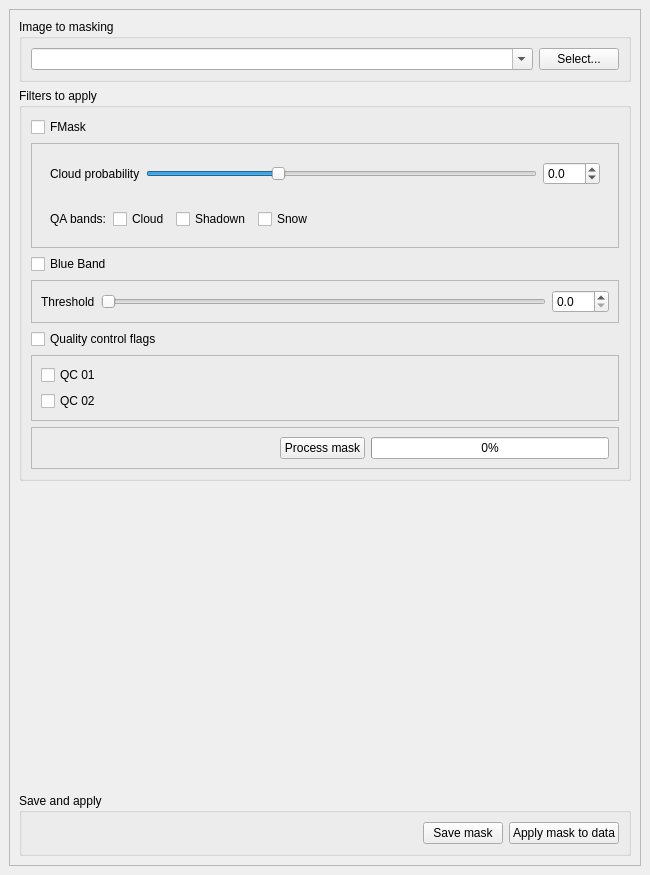
Old version of the form cloud_masking_dockwidget_base.ui in the repository SMByC/CloudMasking.
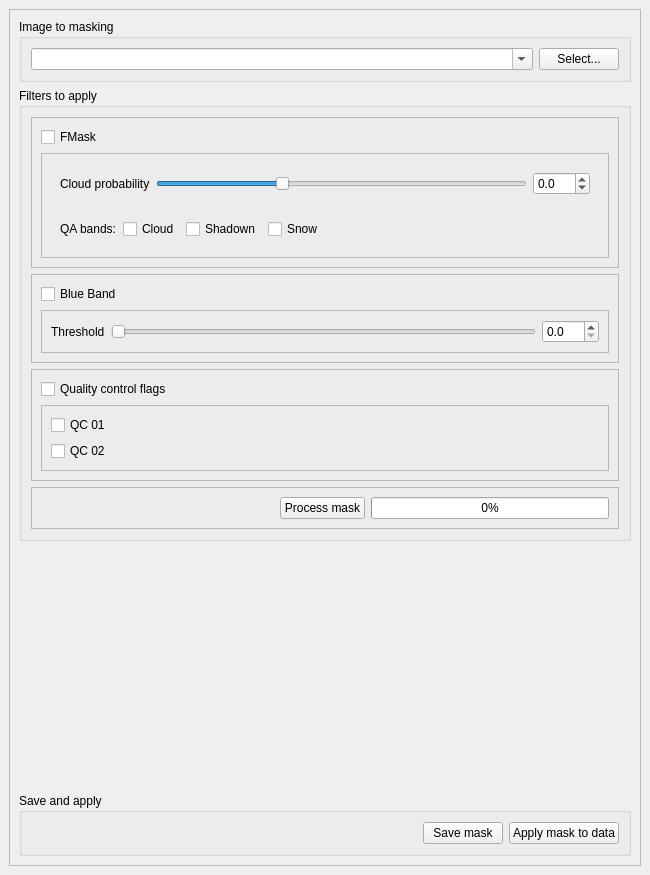
New version of the form.

Commit message: Improve the usability groups of filters

```diff
--- a/cloud_masking_dockwidget_base.ui
+++ b/cloud_masking_dockwidget_base.ui
@@ -74,14 +74,68 @@
            <string>Filters to apply</string>
           </property>
           <layout class="QGridLayout" name="gridLayout_2">
-           <item row="2" column="1">
+           <item row="5" column="1" rowspan="3">
+            <widget class="QFrame" name="frame">
+             <property name="frameShape">
+              <enum>QFrame::StyledPanel</enum>
+             </property>
+             <property name="frameShadow">
+              <enum>QFrame::Plain</enum>
+             </property>
+             <property name="lineWidth">
+              <number>0</number>
+             </property>
+             <layout class="QHBoxLayout" name="horizontalLayout_4">
+              <item>
+               <spacer name="horizontalSpacer_2">
+                <property name="orientation">
+                 <enum>Qt::Horizontal</enum>
+                </property>
+                <property name="sizeHint" stdset="0">
+                 <size>
+                  <width>40</width>
+                  <height>20</height>
+                 </size>
+                </property>
+               </spacer>
+              </item>
+              <item>
+               <widget class="QPushButton" name="Btn_processMask">
+                <property name="text">
+                 <string>Process mask</string>
+                </property>
+               </widget>
+              </item>
+              <item>
+               <widget class="QProgressBar" name="progressBar">
+                <property name="value">
+                 <number>0</number>
+                </property>
+                <property name="invertedAppearance">
+                 <bool>false</bool>
+                </property>
+               </widget>
+              </item>
+             </layout>
+            </widget>
+           </item>
+           <item row="1" column="1">
+            <widget class="QFrame" name="frame_3">
+             <property name="frameShape">
+              <enum>QFrame::StyledPanel</enum>
+             </property>
+             <property name="frameShadow">
+              <enum>QFrame::Raised</enum>
+             </property>
+             <layout class="QGridLayout" name="gridLayout_7">
+              <item row="0" column="0">
             <widget class="QCheckBox" name="checkBox_BlueBand">
              <property name="text">
               <string>Blue Band</string>
              </property>
             </widget>
            </item>
-           <item row="4" column="1">
+              <item row="1" column="0">
             <widget class="QFrame" name="frame_BlueBand">
              <property name="enabled">
               <bool>true</bool>
@@ -126,7 +180,19 @@
              </layout>
             </widget>
            </item>
+             </layout>
+            </widget>
+           </item>
            <item row="0" column="1">
+            <widget class="QFrame" name="frame_2">
+             <property name="frameShape">
+              <enum>QFrame::StyledPanel</enum>
+             </property>
+             <property name="frameShadow">
+              <enum>QFrame::Raised</enum>
+             </property>
+             <layout class="QGridLayout" name="gridLayout_8">
+              <item row="0" column="0">
             <widget class="QCheckBox" name="checkBox_FMask">
              <property name="enabled">
               <bool>true</bool>
@@ -139,52 +205,7 @@
              </property>
             </widget>
            </item>
-           <item row="7" column="1" rowspan="3">
-            <widget class="QFrame" name="frame">
-             <property name="frameShape">
-              <enum>QFrame::StyledPanel</enum>
-             </property>
-             <property name="frameShadow">
-              <enum>QFrame::Plain</enum>
-             </property>
-             <property name="lineWidth">
-              <number>0</number>
-             </property>
-             <layout class="QHBoxLayout" name="horizontalLayout_4">
-              <item>
-               <spacer name="horizontalSpacer_2">
-                <property name="orientation">
-                 <enum>Qt::Horizontal</enum>
-                </property>
-                <property name="sizeHint" stdset="0">
-                 <size>
-                  <width>40</width>
-                  <height>20</height>
-                 </size>
-                </property>
-               </spacer>
-              </item>
-              <item>
-               <widget class="QPushButton" name="Btn_processMask">
-                <property name="text">
-                 <string>Process mask</string>
-                </property>
-               </widget>
-              </item>
-              <item>
-               <widget class="QProgressBar" name="progressBar">
-                <property name="value">
-                 <number>0</number>
-                </property>
-                <property name="invertedAppearance">
-                 <bool>false</bool>
-                </property>
-               </widget>
-              </item>
-             </layout>
-            </widget>
-           </item>
-           <item row="1" column="1">
+              <item row="1" column="0">
             <widget class="QFrame" name="frame_FMask">
              <property name="enabled">
               <bool>true</bool>
@@ -196,7 +217,7 @@
               <enum>QFrame::Raised</enum>
              </property>
              <layout class="QGridLayout" name="gridLayout_3">
-              <item row="3" column="0">
+                 <item row="3" column="1">
                <widget class="QWidget" name="widget_2" native="true">
                 <layout class="QHBoxLayout" name="horizontalLayout_2">
                  <item>
@@ -243,7 +264,7 @@
                 </layout>
                </widget>
               </item>
-              <item row="2" column="0">
+                 <item row="2" column="1">
                <widget class="QWidget" name="widget" native="true">
                 <layout class="QGridLayout" name="gridLayout_5">
                  <item row="1" column="2">
@@ -288,14 +309,26 @@
              </layout>
             </widget>
            </item>
-           <item row="5" column="1">
+             </layout>
+            </widget>
+           </item>
+           <item row="2" column="1">
+            <widget class="QFrame" name="frame_4">
+             <property name="frameShape">
+              <enum>QFrame::StyledPanel</enum>
+             </property>
+             <property name="frameShadow">
+              <enum>QFrame::Raised</enum>
+             </property>
+             <layout class="QGridLayout" name="gridLayout_9">
+              <item row="0" column="0">
             <widget class="QCheckBox" name="checkBox_QCflags">
              <property name="text">
               <string>Quality control flags</string>
              </property>
             </widget>
            </item>
-           <item row="6" column="1">
+              <item row="1" column="0">
             <widget class="QFrame" name="frame_QCflags">
              <property name="frameShape">
               <enum>QFrame::StyledPanel</enum>
@@ -316,6 +349,9 @@
                 <property name="text">
                  <string>QC 02</string>
                 </property>
+                  </widget>
+                 </item>
+                </layout>
                </widget>
               </item>
              </layout>
```
Lines whose indentation alone changed are shown as unchanged.
